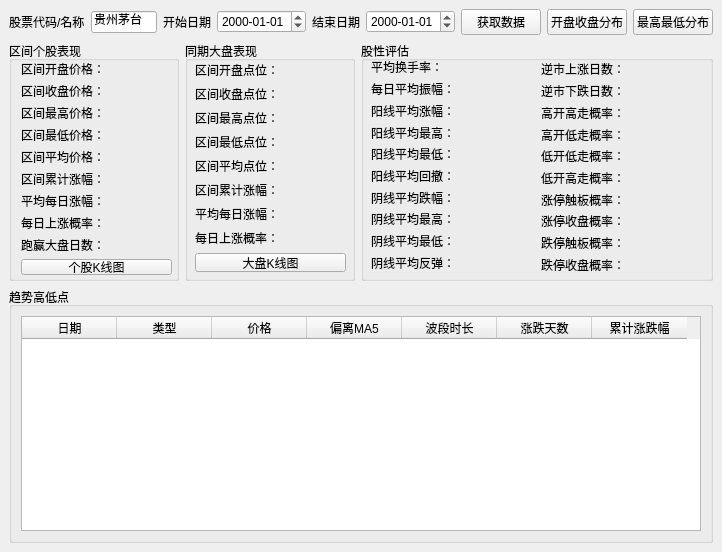
The window that QtDesign/StockAnalyzer.ui (victor647/QuantumStockTrade) describes before a commit, drawn with Qt 5.
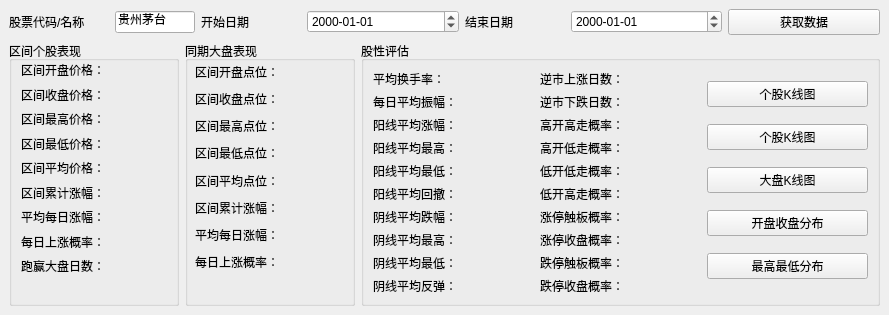
The same window after the commit.

Diff of the .ui file:
```diff
--- a/QtDesign/StockAnalyzer.ui
+++ b/QtDesign/StockAnalyzer.ui
@@ -6,8 +6,8 @@
    <rect>
     <x>0</x>
     <y>0</y>
-    <width>722</width>
-    <height>552</height>
+    <width>889</width>
+    <height>315</height>
    </rect>
   </property>
   <property name="windowTitle">
@@ -135,32 +135,6 @@
         </property>
        </widget>
       </item>
-      <item>
-       <widget class="QPushButton" name="btnPlotOpenCloseDistribution">
-        <property name="font">
-         <font>
-          <family>Helvetica</family>
-          <pointsize>9</pointsize>
-         </font>
-        </property>
-        <property name="text">
-         <string>开盘收盘分布</string>
-        </property>
-       </widget>
-      </item>
-      <item>
-       <widget class="QPushButton" name="btnPlotHighLowDistribution">
-        <property name="font">
-         <font>
-          <family>Helvetica</family>
-          <pointsize>9</pointsize>
-         </font>
-        </property>
-        <property name="text">
-         <string>最高最低分布</string>
-        </property>
-       </widget>
-      </item>
      </layout>
     </item>
     <item>
@@ -309,13 +283,6 @@
             </property>
            </widget>
           </item>
-          <item>
-           <widget class="QPushButton" name="btnStockGraph">
-            <property name="text">
-             <string>个股K线图</string>
-            </property>
-           </widget>
-          </item>
          </layout>
         </widget>
        </widget>
@@ -457,13 +424,6 @@
             </property>
            </widget>
           </item>
-          <item>
-           <widget class="QPushButton" name="btnMarketGraph">
-            <property name="text">
-             <string>大盘K线图</string>
-            </property>
-           </widget>
-          </item>
          </layout>
         </widget>
        </widget>
@@ -485,21 +445,8 @@
         <property name="title">
          <string>股性评估</string>
         </property>
-        <widget class="QWidget" name="layoutWidget">
-         <property name="geometry">
-          <rect>
-           <x>10</x>
-           <y>18</y>
-           <width>161</width>
-           <height>211</height>
-          </rect>
-         </property>
-         <property name="font">
-          <font>
-           <family>Helvetica</family>
-           <pointsize>9</pointsize>
-          </font>
-         </property>
+        <layout class="QHBoxLayout" name="horizontalLayout_3">
+         <item>
          <layout class="QVBoxLayout" name="verticalLayout_6">
           <item>
            <widget class="QLabel" name="lblAverageTurn">
@@ -632,16 +579,8 @@
            </widget>
           </item>
          </layout>
-        </widget>
-        <widget class="QWidget" name="layoutWidget">
-         <property name="geometry">
-          <rect>
-           <x>180</x>
-           <y>20</y>
-           <width>161</width>
-           <height>211</height>
-          </rect>
-         </property>
+         </item>
+         <item>
          <layout class="QVBoxLayout" name="verticalLayout_9">
           <item>
            <widget class="QLabel" name="lblInverseMarketUp">
@@ -774,69 +713,62 @@
            </widget>
           </item>
          </layout>
-        </widget>
-       </widget>
-      </item>
-     </layout>
+         </item>
+         <item>
+          <layout class="QVBoxLayout" name="verticalLayout_4">
+           <item>
+            <widget class="QPushButton" name="btnStockGraph">
+             <property name="text">
+              <string>个股K线图</string>
+             </property>
+            </widget>
+           </item>
+           <item>
+            <widget class="QPushButton" name="btnStockGraph_2">
+             <property name="text">
+              <string>个股K线图</string>
+             </property>
+            </widget>
+           </item>
+           <item>
+            <widget class="QPushButton" name="btnMarketGraph">
+             <property name="text">
+              <string>大盘K线图</string>
+             </property>
+            </widget>
     </item>
     <item>
-     <widget class="QGroupBox" name="grpHighLowPoints">
+            <widget class="QPushButton" name="btnPlotOpenCloseDistribution">
       <property name="font">
        <font>
+               <family>Helvetica</family>
         <pointsize>9</pointsize>
        </font>
       </property>
-      <property name="title">
-       <string>趋势高低点</string>
-      </property>
-      <layout class="QHBoxLayout" name="horizontalLayout_3">
+             <property name="text">
+              <string>开盘收盘分布</string>
+             </property>
+            </widget>
+           </item>
        <item>
-        <widget class="QTableWidget" name="tblHighLowPoints">
-         <property name="editTriggers">
-          <set>QAbstractItemView::NoEditTriggers</set>
-         </property>
-         <attribute name="horizontalHeaderDefaultSectionSize">
-          <number>95</number>
-         </attribute>
-         <column>
+            <widget class="QPushButton" name="btnPlotHighLowDistribution">
+             <property name="font">
+              <font>
+               <family>Helvetica</family>
+               <pointsize>9</pointsize>
+              </font>
+             </property>
           <property name="text">
-           <string>日期</string>
-          </property>
-         </column>
-         <column>
-          <property name="text">
-           <string>类型</string>
-          </property>
-         </column>
-         <column>
-          <property name="text">
-           <string>价格</string>
-          </property>
-         </column>
-         <column>
-          <property name="text">
-           <string>偏离MA5</string>
-          </property>
-         </column>
-         <column>
-          <property name="text">
-           <string>波段时长</string>
-          </property>
-         </column>
-         <column>
-          <property name="text">
-           <string>涨跌天数</string>
-          </property>
-         </column>
-         <column>
-          <property name="text">
-           <string>累计涨跌幅</string>
-          </property>
-         </column>
+              <string>最高最低分布</string>
+             </property>
         </widget>
        </item>
       </layout>
-     </widget>
+         </item>
+        </layout>
+       </widget>
+      </item>
+     </layout>
     </item>
    </layout>
   </widget>
```
Left out of the diff: 2 changed lines with no effect on the pictures. Lines whose indentation alone changed are shown as unchanged.
